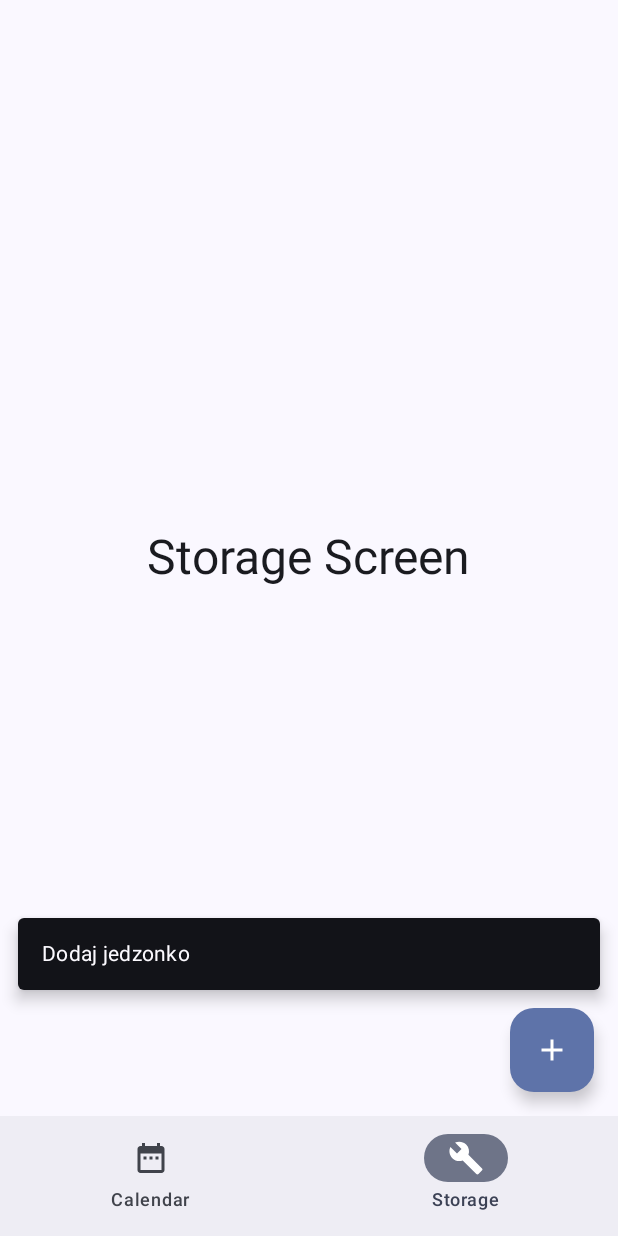
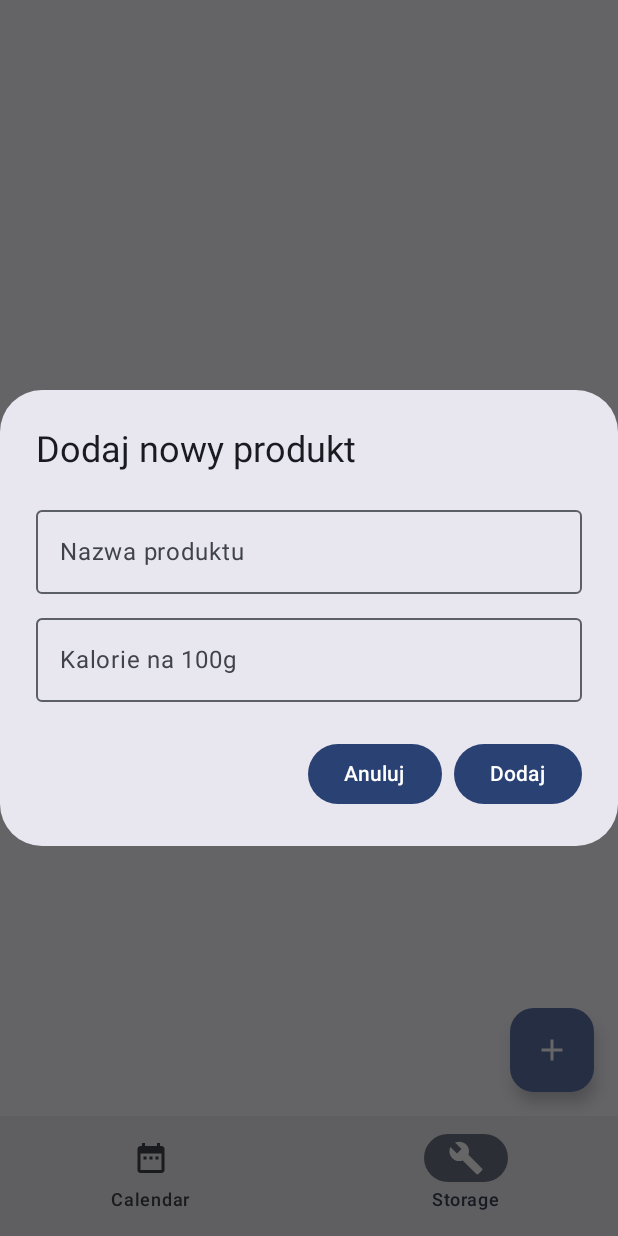
Before and after one commit to V3X3N/Fit-It, an Android app built with Jetpack Compose: the StorageScreen screen opened through its navigation route, after a tap on "Add food", on a phone screen of 412 x 824 dp. Run offline under Robolectric (Android 15) with nearby library versions, the phone set to English and light mode, and no system bars.

Commit message:
adding food

```diff
--- a/app/src/main/java/com/vcoffee/fit_it_2/MainActivity.kt
+++ b/app/src/main/java/com/vcoffee/fit_it_2/MainActivity.kt
@@ -4,30 +4,49 @@ import android.os.Bundle
 import androidx.activity.ComponentActivity
 import androidx.activity.compose.setContent
 import androidx.activity.enableEdgeToEdge
+import androidx.compose.foundation.layout.Arrangement
 import androidx.compose.foundation.layout.Box
+import androidx.compose.foundation.layout.Column
+import androidx.compose.foundation.layout.PaddingValues
+import androidx.compose.foundation.layout.Row
+import androidx.compose.foundation.layout.Spacer
 import androidx.compose.foundation.layout.fillMaxSize
+import androidx.compose.foundation.layout.fillMaxWidth
+import androidx.compose.foundation.layout.height
 import androidx.compose.foundation.layout.padding
+import androidx.compose.foundation.lazy.LazyColumn
+import androidx.compose.foundation.lazy.items
+import androidx.compose.foundation.shape.RoundedCornerShape
+import androidx.compose.foundation.text.KeyboardOptions
 import androidx.compose.material.icons.Icons
 import androidx.compose.material.icons.filled.Add
 import androidx.compose.material.icons.filled.Build
 import androidx.compose.material.icons.filled.DateRange
-import androidx.compose.material3.ExperimentalMaterial3Api
+import androidx.compose.material3.AlertDialog
+import androidx.compose.material3.Button
+import androidx.compose.material3.ButtonDefaults
 import androidx.compose.material3.FloatingActionButton
 import androidx.compose.material3.Icon
 import androidx.compose.material3.MaterialTheme
 import androidx.compose.material3.NavigationBar
 import androidx.compose.material3.NavigationBarItem
+import androidx.compose.material3.OutlinedTextField
 import androidx.compose.material3.Scaffold
-import androidx.compose.material3.SnackbarHost
-import androidx.compose.material3.SnackbarHostState
+import androidx.compose.material3.Surface
 import androidx.compose.material3.Text
 import androidx.compose.runtime.Composable
+import androidx.compose.runtime.LaunchedEffect
+import androidx.compose.runtime.collectAsState
 import androidx.compose.runtime.getValue
+import androidx.compose.runtime.mutableStateOf
 import androidx.compose.runtime.remember
-import androidx.compose.runtime.rememberCoroutineScope
+import androidx.compose.runtime.setValue
 import androidx.compose.ui.Alignment
 import androidx.compose.ui.Modifier
+import androidx.compose.ui.draw.clip
 import androidx.compose.ui.graphics.vector.ImageVector
+import androidx.compose.ui.text.input.KeyboardType
+import androidx.compose.ui.unit.dp
 import androidx.compose.ui.unit.sp
 import androidx.navigation.NavController
 import androidx.navigation.NavHostController
@@ -36,7 +55,9 @@ import androidx.navigation.compose.composable
 import androidx.navigation.compose.currentBackStackEntryAsState
 import androidx.navigation.compose.rememberNavController
 import com.vcoffee.fit_it_2.ui.theme.FitIt2Theme
-import kotlinx.coroutines.launch
+import kotlinx.coroutines.flow.MutableStateFlow
+import kotlinx.coroutines.flow.StateFlow
+import kotlinx.coroutines.flow.asStateFlow
 
 class MainActivity : ComponentActivity() {
     override fun onCreate(savedInstanceState: Bundle?) {
@@ -101,27 +122,8 @@ fun BottomNavigationBar(navController: NavController) {
 
 @Composable
 fun CalendarScreen() {
-    val snackbarHostState = remember { SnackbarHostState() }
-    val scope = rememberCoroutineScope()
-
-    Scaffold(
-        snackbarHost = { SnackbarHost(hostState = snackbarHostState) },
-        floatingActionButton = {
-            FloatingActionButton(
-                onClick = {
-                    scope.launch {
-                        snackbarHostState.showSnackbar("Wyświetlanie dni")
-                    }
-                }
-            ) {
-                Icon(Icons.Filled.Add, contentDescription = "Show days")
-            }
-        }
-    ) { innerPadding ->
     Box(
-            modifier = Modifier
-                .fillMaxSize()
-                .padding(innerPadding),
+        modifier = Modifier.fillMaxSize(),
         contentAlignment = Alignment.Center
     ) {
         Text(
@@ -130,22 +132,93 @@ fun CalendarScreen() {
         )
     }
 }
+
+// Model danych dla produktu
+data class FoodItem(
+    val id: Int,
+    val name: String,
+    val calories: Int
+)
+
+// Singleton do przechowywania danych
+object FoodStorage {
+    private val _foodItems = MutableStateFlow<List<FoodItem>>(emptyList())
+    val foodItems: StateFlow<List<FoodItem>> = _foodItems.asStateFlow()
+
+    fun addFoodItem(item: FoodItem) {
+        _foodItems.value += item
+    }
+
+    fun removeFoodItem(item: FoodItem) {
+        _foodItems.value = _foodItems.value.filter { it.id != item.id }
+    }
 }
 
 @Composable
 fun StorageScreen() {
-    val snackbarHostState = remember { SnackbarHostState() }
-    val scope = rememberCoroutineScope()
+    val foodItems = FoodStorage.foodItems.collectAsState(emptyList())
+    var showAddDialog by remember { mutableStateOf(false) }
+    var foodName by remember { mutableStateOf("") }
+    var calories by remember { mutableStateOf("") }
+
+    // Resetuj dialog przy ponownym otwarciu
+    LaunchedEffect(showAddDialog) {
+        if (showAddDialog) {
+            foodName = ""
+            calories = ""
+        }
+    }
+
+    if (showAddDialog) {
+        AlertDialog(
+            onDismissRequest = { showAddDialog = false },
+            title = { Text("Dodaj nowy produkt") },
+            text = {
+                Column {
+                    OutlinedTextField(
+                        value = foodName,
+                        onValueChange = { foodName = it },
+                        label = { Text("Nazwa produktu") },
+                        modifier = Modifier.fillMaxWidth()
+                    )
+                    Spacer(modifier = Modifier.height(8.dp))
+                    OutlinedTextField(
+                        value = calories,
+                        onValueChange = { calories = it },
+                        label = { Text("Kalorie na 100g") },
+                        keyboardOptions = KeyboardOptions(keyboardType = KeyboardType.Number),
+                        modifier = Modifier.fillMaxWidth()
+                    )
+                }
+            },
+            confirmButton = {
+                Button(
+                    onClick = {
+                        val caloriesValue = calories.toIntOrNull() ?: 0
+                        if (foodName.isNotBlank() && caloriesValue > 0) {
+                            val newId = foodItems.value.maxOfOrNull { it.id }?.plus(1) ?: 1
+                            FoodStorage.addFoodItem(FoodItem(newId, foodName, caloriesValue))
+                            showAddDialog = false
+                        }
+                    }
+                ) {
+                    Text("Dodaj")
+                }
+            },
+            dismissButton = {
+                Button(
+                    onClick = { showAddDialog = false }
+                ) {
+                    Text("Anuluj")
+                }
+            }
+        )
+    }
 
     Scaffold(
-        snackbarHost = { SnackbarHost(hostState = snackbarHostState) },
         floatingActionButton = {
             FloatingActionButton(
-                onClick = {
-                    scope.launch {
-                        snackbarHostState.showSnackbar("Dodaj jedzonko")
-                    }
-                }
+                onClick = { showAddDialog = true }
             ) {
                 Icon(Icons.Filled.Add, contentDescription = "Add food")
             }
@@ -154,13 +227,72 @@ fun StorageScreen() {
         Box(
             modifier = Modifier
                 .fillMaxSize()
-                .padding(innerPadding),
-            contentAlignment = Alignment.Center
+                .padding(innerPadding)
         ) {
+            if (foodItems.value.isEmpty()) {
                 Text(
-                text = "Storage Screen",
+                    text = "Brak produktów",
                     style = MaterialTheme.typography.headlineLarge,
+                    modifier = Modifier.align(Alignment.Center)
                 )
+            } else {
+                FoodItemsList(foodItems = foodItems.value)
+            }
+        }
+    }
+}
+
+@Composable
+fun FoodItemsList(foodItems: List<FoodItem>) {
+    LazyColumn(
+        modifier = Modifier.fillMaxSize(),
+        contentPadding = PaddingValues(16.dp),
+        verticalArrangement = Arrangement.spacedBy(12.dp)
+    ) {
+        items(foodItems) { item ->
+            FoodItemCard(foodItem = item)
+        }
+    }
+}
+
+@Composable
+fun FoodItemCard(foodItem: FoodItem) {
+    Surface(
+        modifier = Modifier
+            .fillMaxWidth()
+            .clip(RoundedCornerShape(16.dp)),
+        color = MaterialTheme.colorScheme.primaryContainer
+    ) {
+        Row(
+            modifier = Modifier
+                .padding(16.dp)
+                .fillMaxWidth(),
+            verticalAlignment = Alignment.CenterVertically
+        ) {
+            Column(modifier = Modifier.weight(1f)) {
+                Text(
+                    text = foodItem.name,
+                    style = MaterialTheme.typography.titleMedium,
+                    color = MaterialTheme.colorScheme.onPrimaryContainer
+                )
+                Spacer(modifier = Modifier.height(4.dp))
+                Text(
+                    text = "${foodItem.calories} kcal/100g",
+                    style = MaterialTheme.typography.bodyMedium,
+                    color = MaterialTheme.colorScheme.onPrimaryContainer.copy(alpha = 0.7f)
+                )
+            }
+
+            Button(
+                onClick = { FoodStorage.removeFoodItem(foodItem) },
+                colors = ButtonDefaults.buttonColors(
+                    containerColor = MaterialTheme.colorScheme.errorContainer,
+                    contentColor = MaterialTheme.colorScheme.onErrorContainer
+                ),
+                shape = RoundedCornerShape(12.dp)
+            ) {
+                Text("Usuń")
+            }
         }
     }
 }
```
Lines whose indentation alone changed are shown as unchanged.
